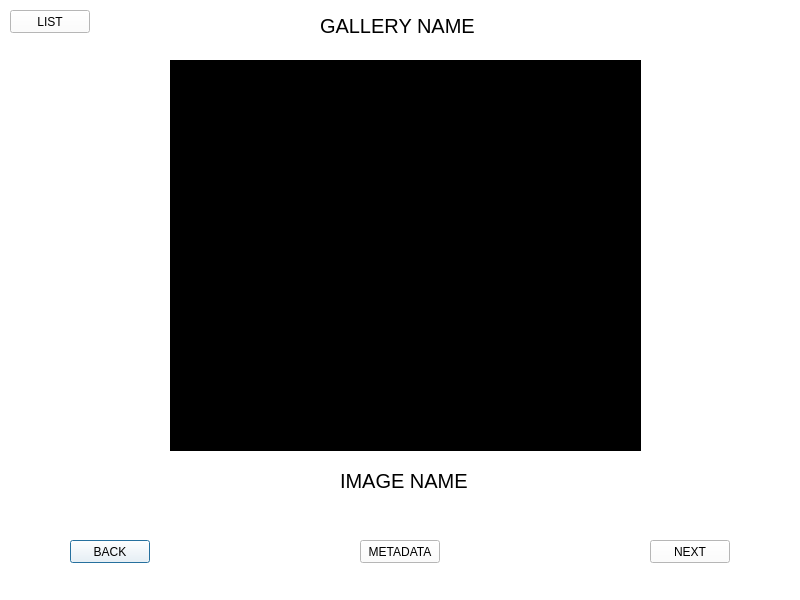
Above: visualizerdialog.ui from Gambo2907/Proyecto-3---GalleryTEC before the change. Below: the same form after it.
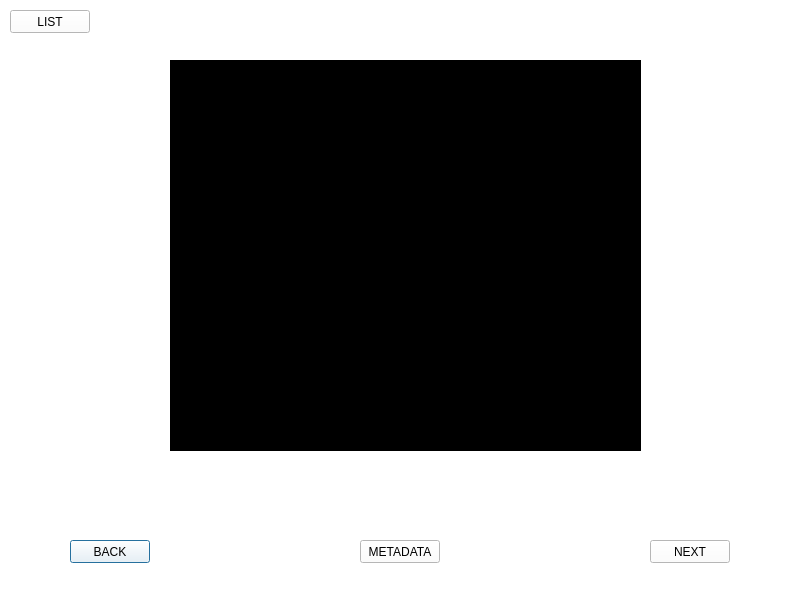
That is the form after the change.

```diff
--- a/visualizerdialog.ui
+++ b/visualizerdialog.ui
@@ -48,37 +48,43 @@
   <widget class="QLabel" name="label_galleryName">
    <property name="geometry">
     <rect>
-     <x>320</x>
+     <x>310</x>
      <y>10</y>
-     <width>171</width>
+     <width>201</width>
      <height>31</height>
     </rect>
    </property>
    <property name="font">
     <font>
-     <pointsize>15</pointsize>
+     <pointsize>20</pointsize>
     </font>
    </property>
    <property name="text">
-    <string>GALLERY NAME</string>
+    <string/>
+   </property>
+   <property name="alignment">
+    <set>Qt::AlignCenter</set>
    </property>
   </widget>
   <widget class="QLabel" name="label_imageName">
    <property name="geometry">
     <rect>
-     <x>340</x>
+     <x>320</x>
      <y>470</y>
-     <width>141</width>
-     <height>21</height>
+     <width>161</width>
+     <height>41</height>
     </rect>
    </property>
    <property name="font">
     <font>
-     <pointsize>15</pointsize>
+     <pointsize>20</pointsize>
     </font>
    </property>
    <property name="text">
-    <string>IMAGE NAME</string>
+    <string/>
+   </property>
+   <property name="alignment">
+    <set>Qt::AlignCenter</set>
    </property>
   </widget>
   <widget class="QPushButton" name="pushButton_back">
```
